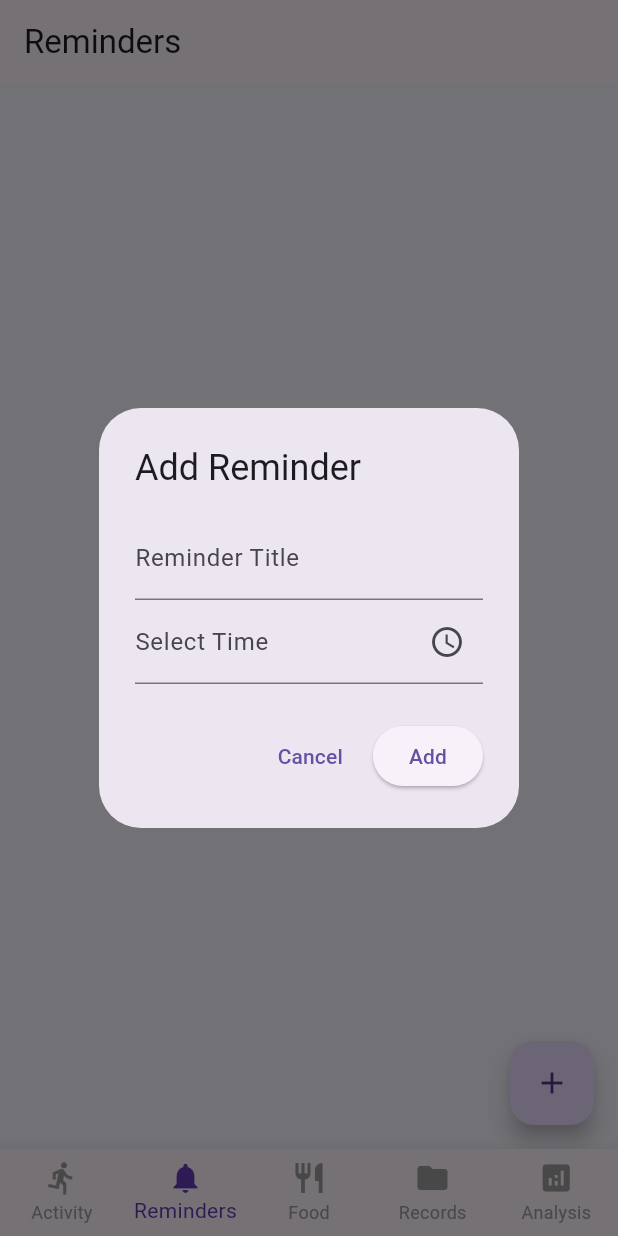
After one commit to Aiswarya-A-Vinod/health_tracker_app, a Flutter app: the screen it shows after launch, item 2 of the bottom bar chosen, after a tap on the "add" icon, on a phone screen of 412 x 824 dp. The commit adds this screen. Run offline on Flutter 3.47's test engine with Material 3 defaults, Android fonts, the phone set to English and light mode, and no system bars; our stand-ins replace flutter_local_notifications, image_picker, shared_preferences, timezone.

Commit message:
Added reminders,notifications and food logging features

```diff
--- a/lib/main.dart
+++ b/lib/main.dart
@@ -4,8 +4,13 @@ import 'package:intl/intl.dart';
 import 'dart:io';
 import 'dart:convert';
 import 'package:shared_preferences/shared_preferences.dart';
+import 'screens/activity_screen.dart';
+import 'screens/reminders_screen.dart';
+import 'services/notification_service.dart';
 
-void main() {
+void main() async {
+  WidgetsFlutterBinding.ensureInitialized();
+  await NotificationService.init();
   runApp(HealthTrackerApp());
 }
 
@@ -36,10 +41,11 @@ class _MainNavigationScreenState
     extends State<MainNavigationScreen> {
 
   int _selectedIndex = 2;
+  double userWeight=60.0;
 
   final List<Widget> _screens = [
-    Center(child: Text("Physical Activity Screen")),
-    Center(child: Text("Reminders Screen")),
+    ActivityScreen(userWeight:60.0),
+    RemindersScreen(),
     FoodLoggingScreen(),
     Center(child: Text("Medical Records Screen")),
     Center(child: Text("AI Analysis Screen")),
--- /dev/null
+++ b/lib/models/activity.dart
@@ -0,0 +1,31 @@
+class Activity {
+  final String name;
+  final int duration;
+  final double calories;
+  final DateTime time;
+
+  Activity({
+    required this.name,
+    required this.duration,
+    required this.calories,
+    required this.time,
+  });
+
+  Map<String, dynamic> toJson() {
+    return {
+      'name': name,
+      'duration': duration,
+      'calories': calories,
+      'time': time.toIso8601String(),
+    };
+  }
+
+  factory Activity.fromJson(Map<String, dynamic> json) {
+    return Activity(
+      name: json['name'],
+      duration: json['duration'],
+      calories: json['calories'],
+      time: DateTime.parse(json['time']),
+    );
+  }
+}
--- /dev/null
+++ b/lib/screens/reminders_screen.dart
@@ -0,0 +1,197 @@
+import 'package:flutter/material.dart';
+import 'package:shared_preferences/shared_preferences.dart';
+import 'dart:convert';
+import '../services/notification_service.dart';
+import 'package:intl/intl.dart';
+
+class RemindersScreen extends StatefulWidget {
+  const RemindersScreen({super.key});
+
+  @override
+  State<RemindersScreen> createState() => _RemindersScreenState();
+}
+
+class _RemindersScreenState extends State<RemindersScreen> {
+
+  List<Map<String, String>> reminders = [];
+  Future<void> saveReminders() async {
+  final prefs = await SharedPreferences.getInstance();
+
+  List<String> reminderList =
+      reminders.map((r) => jsonEncode(r)).toList();
+
+  await prefs.setStringList("reminders", reminderList);
+}
+Future<void> loadReminders() async {
+  final prefs = await SharedPreferences.getInstance();
+
+  List<String>? reminderList = prefs.getStringList("reminders");
+
+  if (reminderList != null) {
+    setState(() {
+      reminders =
+          reminderList.map((r) => Map<String, String>.from(jsonDecode(r))).toList();
+    });
+  }
+}
+
+  void addReminder(String title, String time) {
+    setState(() {
+      reminders.add({
+        "title": title,
+        "time": time,
+      });
+    });
+    saveReminders();
+  }
+
+  void showAddReminderDialog() {
+    TextEditingController titleController = TextEditingController();
+    TextEditingController timeController = TextEditingController();
+
+    showDialog(
+      context: context,
+      builder: (context) {
+
+        return AlertDialog(
+          title: const Text("Add Reminder"),
+
+          content: Column(
+            mainAxisSize: MainAxisSize.min,
+            children: [
+
+              TextField(
+                controller: titleController,
+                decoration: const InputDecoration(
+                  labelText: "Reminder Title",
+                ),
+              ),
+
+              TextField(
+                controller: timeController,
+                readOnly: true,
+                decoration: const InputDecoration(
+                  labelText: "Select Time",
+                  suffixIcon: Icon(Icons.access_time),
+                ),
+                onTap: () async {
+
+                  TimeOfDay? pickedTime = await showTimePicker(
+                    context: context,
+                    initialTime: TimeOfDay.now(),
+                  );
+
+                  if (pickedTime != null) {
+
+                    final formattedTime =
+                        "${pickedTime.hourOfPeriod == 0 ? 12 : pickedTime.hourOfPeriod}:${pickedTime.minute.toString().padLeft(2, '0')} ${pickedTime.period == DayPeriod.am ? "AM" : "PM"}";
+
+                    timeController.text = formattedTime;
+                  }
+                },
+              ),
+
+            ],
+          ),
+
+          actions: [
+
+            TextButton(
+              onPressed: () {
+                Navigator.pop(context);
+              },
+              child: const Text("Cancel"),
+            ),
+
+            ElevatedButton(
+  onPressed: () {
+
+    DateTime now = DateTime.now();
+
+    DateTime scheduledTime = DateFormat("hh:mm a")
+        .parse(timeController.text);
+
+    scheduledTime = DateTime(
+      now.year,
+      now.month,
+      now.day,
+      scheduledTime.hour,
+      scheduledTime.minute,
+    );
+
+    NotificationService.scheduleNotification(
+      titleController.text,
+      "Time for your health activity",
+      scheduledTime,
+    );
+
+    addReminder(
+      titleController.text,
+      timeController.text,
+    );
+
+    Navigator.pop(context);
+  },
+  child: const Text("Add"),
+),
+
+          ],
+        );
+
+      },
+    );
+  }
+@override
+void initState() {
+  super.initState();
+  loadReminders();
+}
+  @override
+  Widget build(BuildContext context) {
+
+    return Scaffold(
+
+      appBar: AppBar(
+        title: const Text("Reminders"),
+      ),
+
+      body: reminders.isEmpty
+          ? const Center(
+              child: Text(
+                "No reminders yet\nTap + to add one",
+                textAlign: TextAlign.center,
+                style: TextStyle(fontSize: 18, color: Colors.grey),
+              ),
+            )
+          : ListView.builder(
+              itemCount: reminders.length,
+              itemBuilder: (context, index) {
+
+                final reminder = reminders[index];
+
+                return Card(
+                  child: ListTile(
+                    title: Text(reminder["title"]!),
+                    subtitle: Text(reminder["time"]!),
+                    trailing: IconButton(
+                      icon: const Icon(Icons.delete, color: Colors.red),
+                      onPressed: () {
+                        setState(() {
+                          reminders.removeAt(index);
+                          saveReminders();
+                        });
+                      },
+                    ),
+                  ),
+                );
+              },
+            ),
+
+      floatingActionButton: FloatingActionButton(
+        onPressed: showAddReminderDialog,
+        child: const Icon(Icons.add),
+      ),
+
+    );
+  }
+}
--- /dev/null
+++ b/lib/services/notification_service.dart
@@ -0,0 +1,50 @@
+import 'package:flutter_local_notifications/flutter_local_notifications.dart';
+import 'package:timezone/timezone.dart' as tz;
+import 'package:timezone/data/latest.dart' as tz;
+
+class NotificationService {
+
+  static final FlutterLocalNotificationsPlugin notificationsPlugin =
+      FlutterLocalNotificationsPlugin();
+
+  static Future init() async {
+
+    tz.initializeTimeZones();
+
+    const AndroidInitializationSettings androidSettings =
+        AndroidInitializationSettings('@mipmap/ic_launcher');
+
+    const InitializationSettings settings =
+        InitializationSettings(android: androidSettings);
+
+    await notificationsPlugin.initialize(settings);
+  }
+
+  static Future scheduleNotification(
+      String title,
+      String body,
+      DateTime scheduledTime) async {
+
+    const AndroidNotificationDetails androidDetails =
+        AndroidNotificationDetails(
+      'reminder_channel',
+      'Reminders',
+      importance: Importance.max,
+      priority: Priority.high,
+    );
+
+    const NotificationDetails details =
+        NotificationDetails(android: androidDetails);
+
+    await notificationsPlugin.zonedSchedule(
+      0,
+      title,
+      body,
+      tz.TZDateTime.from(scheduledTime, tz.local),
+      details,
+      androidScheduleMode: AndroidScheduleMode.exactAllowWhileIdle,
+      uiLocalNotificationDateInterpretation:
+          UILocalNotificationDateInterpretation.absoluteTime,
+    );
+  }
+}
```
Also changed, not shown: lib/data/met_data.dart (added, +8 -0 lines), lib/screens/activity_screen.dart (added, +132 -0 lines), lib/utils/met_calculator.dart (added, +7 -0 lines), pubspec.yaml (+3 -69 lines), pubspec.lock, 2 other files.
